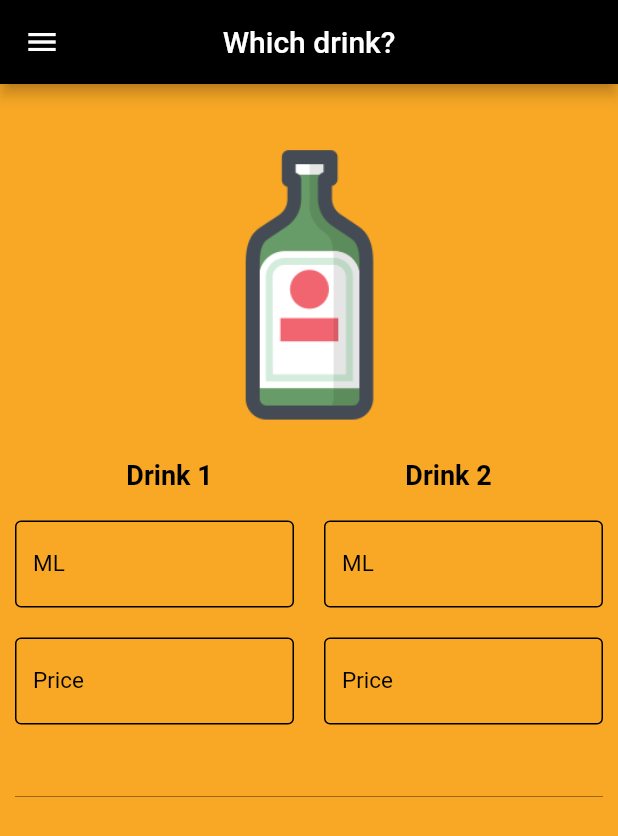
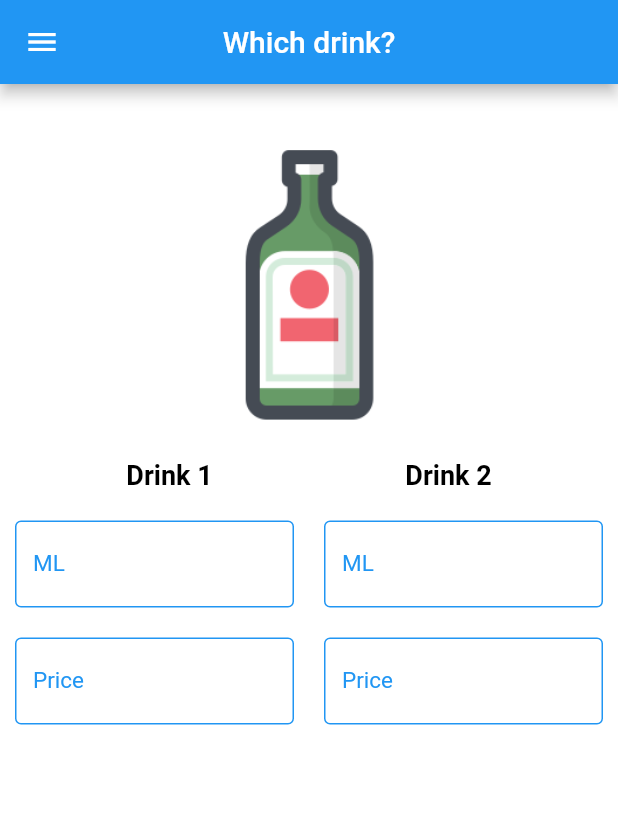
Before and after one commit to samirRibeiro77/daily_helper, a Flutter app: the screen it shows after launch, swiped to page 3, on a phone screen of 412 x 824 dp. Shown: the top 836 px of the screen. Run offline on Flutter 3.47's test engine with Material 2 defaults, Android fonts, the phone set to English and light mode, and no system bars.

Commit message:
UI Changes.
Colors for which app.

```diff
--- a/lang/en.json
+++ b/lang/en.json
@@ -1,6 +1,7 @@
 {
   "app_name": "Daily Helper",
   "home": "Home",
+  "choose": "Choose:",
   "which_fuel": "Which fuel?",
   "alcohol": "Alcohol",
   "gasoline": "Gasoline",
--- a/lang/pt.json
+++ b/lang/pt.json
@@ -1,6 +1,7 @@
 {
   "app_name": "Dia a dia",
   "home": "Pagina Inicial",
+  "choose": "Escolha:",
   "which_fuel": "Qual combustivel?",
   "alcohol": "Alcool",
   "gasoline": "Gasolina",
--- a/lib/apps/currency_converter/ui/currency_converter.dart
+++ b/lib/apps/currency_converter/ui/currency_converter.dart
@@ -1,3 +1,4 @@
+import 'package:daily_helper/apps/currency_converter/ui/currency_converter_colors.dart';
 import 'package:flutter/material.dart';
 import 'currency_converter_home.dart';
 
@@ -5,7 +6,7 @@ class CurrencyConverter extends StatelessWidget {
   @override
   Widget build(BuildContext context) {
     return Container(
-      color: Colors.black,
+      color: CurrencyConverterColors.BACKGROUND_COLOR,
       child: CurrencyConverterHome(),
     );
   }
--- /dev/null
+++ b/lib/apps/currency_converter/ui/currency_converter_colors.dart
@@ -0,0 +1,7 @@
+import 'package:flutter/material.dart';
+
+class CurrencyConverterColors {
+  static const Color PRIMARY_COLOR = Colors.amber;
+  static const Color BACKGROUND_COLOR = Colors.black;
+  static const Color TEXT_COLOR = Colors.white;
+}
--- a/lib/apps/which_drink/ui/which_drink.dart
+++ b/lib/apps/which_drink/ui/which_drink.dart
@@ -1,3 +1,4 @@
+import 'package:daily_helper/apps/which_drink/ui/which_drink_colors.dart';
 import 'package:daily_helper/apps/which_drink/ui/which_drink_home.dart';
 import 'package:flutter/material.dart';
 
@@ -5,7 +6,7 @@ class WhichDrink extends StatelessWidget {
   @override
   Widget build(BuildContext context) {
     return Container(
-      color: Colors.yellow[800],
+      color: WhichDrinkColors.BACKGROUND_COLOR,
       child: WhichDrinkHome(),
     );
   }
--- /dev/null
+++ b/lib/apps/which_drink/ui/which_drink_colors.dart
@@ -0,0 +1,7 @@
+import 'package:flutter/material.dart';
+
+class WhichDrinkColors {
+  static const Color PRIMARY_COLOR = Colors.blue;
+  static const Color BACKGROUND_COLOR = Colors.white;
+  static const Color TEXT_COLOR = Colors.black;
+}
--- a/lib/apps/which_drink/ui/which_drink_home.dart
+++ b/lib/apps/which_drink/ui/which_drink_home.dart
@@ -1,4 +1,5 @@
 import 'package:daily_helper/apps/which_drink/core/which_drink_answer.dart';
+import 'package:daily_helper/apps/which_drink/ui/which_drink_colors.dart';
 import 'package:daily_helper/util/string_key.dart';
 import 'package:flutter/material.dart';
 
@@ -10,21 +11,24 @@ class WhichDrinkHome extends StatefulWidget {
 }
 
 class _WhichDrinkHomeState extends State<WhichDrinkHome> {
-  @override
-  Widget build(BuildContext context) {
   final _d1MeasureController = TextEditingController();
   final _d1PriceController = TextEditingController();
   final _d2MeasureController = TextEditingController();
   final _d2PriceController = TextEditingController();
-    final _whichDrinkController = TextEditingController();
+  String choose = "";
 
   void _valuesChange() {
+    setState(() {
+      choose = _checkDrink();
+    });
+  }
+
+  String _checkDrink() {
     if(_d1MeasureController.text.isEmpty
     |_d1PriceController.text.isEmpty
     |_d2MeasureController.text.isEmpty
     |_d2PriceController.text.isEmpty) {
-          _whichDrinkController.text = "";
-          return;
+      return "";
     }
 
     var d1MeasureValue = double.parse(_d1MeasureController.value.text.replaceAll(',', '.'));
@@ -39,9 +43,11 @@ class _WhichDrinkHomeState extends State<WhichDrinkHome> {
         D2Qtd: d2MeasureValue
     );
 
-      _whichDrinkController.text = answer.result(context);
+    return "${AppLocalizations.of(context).translate(StringKey.CHOOSE)} ${answer.result(context)}";
   }
 
+  @override
+  Widget build(BuildContext context) {
     return ListView(
       padding: EdgeInsets.all(10.0),
       children: <Widget>[
@@ -59,14 +65,20 @@ class _WhichDrinkHomeState extends State<WhichDrinkHome> {
             Flexible(
               child: Text(
                 AppLocalizations.of(context).translate(StringKey.DRINK_1),
-                style: TextStyle(fontSize: 18.0, fontWeight: FontWeight.bold, color: Colors.black),
+                style: TextStyle(
+                    fontSize: 18.0,
+                    fontWeight: FontWeight.bold,
+                    color: WhichDrinkColors.TEXT_COLOR),
               ),
             ),
             SizedBox(child: Container(width: 20.0)),
             Flexible(
               child: Text(
                 AppLocalizations.of(context).translate(StringKey.DRINK_2),
-                style: TextStyle(fontSize: 18.0, fontWeight: FontWeight.bold, color: Colors.black),
+                style: TextStyle(
+                    fontSize: 18.0,
+                    fontWeight: FontWeight.bold,
+                    color: WhichDrinkColors.TEXT_COLOR),
               ),
             ),
             SizedBox(child: Container(width: 20.0))
@@ -78,34 +90,34 @@ class _WhichDrinkHomeState extends State<WhichDrinkHome> {
           children: <Widget>[
             Flexible(
               child: TextField(
-                style: TextStyle(color: Colors.black, fontSize: 15.0),
+                style: TextStyle(color: WhichDrinkColors.TEXT_COLOR, fontSize: 15.0),
                 controller: _d1MeasureController,
                 keyboardType: TextInputType.numberWithOptions(decimal: true),
                 onChanged: (value){ _valuesChange(); },
                 decoration: InputDecoration(
                     labelText: AppLocalizations.of(context).translate(StringKey.DRINK_MEASURE),
-                    labelStyle: TextStyle(color: Colors.black),
+                    labelStyle: TextStyle(color: WhichDrinkColors.PRIMARY_COLOR),
                     focusedBorder:
-                    OutlineInputBorder(borderSide: BorderSide(color: Colors.black)),
+                    OutlineInputBorder(borderSide: BorderSide(color: WhichDrinkColors.PRIMARY_COLOR)),
                     enabledBorder:
-                    OutlineInputBorder(borderSide: BorderSide(color: Colors.black))
+                    OutlineInputBorder(borderSide: BorderSide(color: WhichDrinkColors.PRIMARY_COLOR))
                 ),
               ),
             ),
             SizedBox(child: Container(width: 20.0)),
             Flexible(
               child: TextField(
-                  style: TextStyle(color: Colors.black, fontSize: 15.0),
+                  style: TextStyle(color: WhichDrinkColors.TEXT_COLOR, fontSize: 15.0),
                   controller: _d2MeasureController,
                   keyboardType: TextInputType.numberWithOptions(decimal: true),
                   onChanged: (value){ _valuesChange(); },
                   decoration: InputDecoration(
                       labelText: AppLocalizations.of(context).translate(StringKey.DRINK_MEASURE),
-                      labelStyle: TextStyle(color: Colors.black),
+                      labelStyle: TextStyle(color: WhichDrinkColors.PRIMARY_COLOR),
                       focusedBorder:
-                      OutlineInputBorder(borderSide: BorderSide(color: Colors.black)),
+                      OutlineInputBorder(borderSide: BorderSide(color: WhichDrinkColors.PRIMARY_COLOR)),
                       enabledBorder:
-                      OutlineInputBorder(borderSide: BorderSide(color: Colors.black))
+                      OutlineInputBorder(borderSide: BorderSide(color: WhichDrinkColors.PRIMARY_COLOR))
                   )
               ),
             )
@@ -117,44 +129,47 @@ class _WhichDrinkHomeState extends State<WhichDrinkHome> {
           children: <Widget>[
             Flexible(
               child: TextField(
-                style: TextStyle(color: Colors.black, fontSize: 15.0),
+                style: TextStyle(color: WhichDrinkColors.TEXT_COLOR, fontSize: 15.0),
                 controller: _d1PriceController,
                 keyboardType: TextInputType.numberWithOptions(decimal: true),
                 onChanged: (value){ _valuesChange(); },
                 decoration: InputDecoration(
                     labelText: AppLocalizations.of(context).translate(StringKey.DRINK_PRICE),
-                    labelStyle: TextStyle(color: Colors.black),
+                    labelStyle: TextStyle(color: WhichDrinkColors.PRIMARY_COLOR),
                     focusedBorder:
-                    OutlineInputBorder(borderSide: BorderSide(color: Colors.black)),
+                    OutlineInputBorder(borderSide: BorderSide(color: WhichDrinkColors.PRIMARY_COLOR)),
                     enabledBorder:
-                    OutlineInputBorder(borderSide: BorderSide(color: Colors.black))
+                    OutlineInputBorder(borderSide: BorderSide(color: WhichDrinkColors.PRIMARY_COLOR))
                 ),
               ),
             ),
             SizedBox(child: Container(width: 20.0)),
             Flexible(
               child: TextField(
-                  style: TextStyle(color: Colors.black, fontSize: 15.0),
+                  style: TextStyle(color: WhichDrinkColors.TEXT_COLOR, fontSize: 15.0),
                   controller: _d2PriceController,
                   keyboardType: TextInputType.numberWithOptions(decimal: true),
                   onChanged: (value){ _valuesChange(); },
                   decoration: InputDecoration(
                       labelText: AppLocalizations.of(context).translate(StringKey.DRINK_PRICE),
-                      labelStyle: TextStyle(color: Colors.black),
+                      labelStyle: TextStyle(color: WhichDrinkColors.PRIMARY_COLOR),
                       focusedBorder:
-                      OutlineInputBorder(borderSide: BorderSide(color: Colors.black)),
+                      OutlineInputBorder(borderSide: BorderSide(color: WhichDrinkColors.PRIMARY_COLOR)),
                       enabledBorder:
-                      OutlineInputBorder(borderSide: BorderSide(color: Colors.black))
+                      OutlineInputBorder(borderSide: BorderSide(color: WhichDrinkColors.PRIMARY_COLOR))
                   )
               ),
             )
           ],
         ),
-        TextField(
-          enabled: false,
+        SizedBox(child: Container(height: 20.0)),
+        Text(
+          choose,
           textAlign: TextAlign.center,
-          style: TextStyle(color: Colors.black, fontSize: 20.0),
-          controller: _whichDrinkController,
+          style: TextStyle(
+            color: WhichDrinkColors.TEXT_COLOR,
+            fontSize: 22.0
+          ),
         )
       ],
     );
--- a/lib/apps/which_food/ui/which_food.dart
+++ b/lib/apps/which_food/ui/which_food.dart
@@ -1,3 +1,4 @@
+import 'package:daily_helper/apps/which_food/ui/which_food_colors.dart';
 import 'package:daily_helper/apps/which_food/ui/which_food_home.dart';
 import 'package:flutter/material.dart';
 
@@ -5,7 +6,7 @@ class WhichFood extends StatelessWidget {
   @override
   Widget build(BuildContext context) {
     return Container(
-      color: Colors.red[900],
+      color: WhichFoodColors.BACKGROUND_COLOR,
       child: WhichFoodHome(),
     );
   }
--- /dev/null
+++ b/lib/apps/which_food/ui/which_food_colors.dart
@@ -0,0 +1,8 @@
+import 'package:flutter/material.dart';
+
+class WhichFoodColors {
+  static const Color PRIMARY_COLOR = Colors.red;
+  static const Color SECONDARY_COLOR = Colors.yellow;
+  static const Color BACKGROUND_COLOR = Colors.white;
+  static const Color TEXT_COLOR = Colors.black;
+}
--- a/lib/apps/which_fuel/ui/which_fuel.dart
+++ b/lib/apps/which_fuel/ui/which_fuel.dart
@@ -1,3 +1,4 @@
+import 'package:daily_helper/apps/which_fuel/ui/which_fuel_colors.dart';
 import 'package:daily_helper/apps/which_fuel/ui/which_fuel_home.dart';
 import 'package:flutter/material.dart';
 
@@ -5,7 +6,7 @@ class WhichFuel extends StatelessWidget {
   @override
   Widget build(BuildContext context) {
     return Container(
-      color: Colors.green[900],
+      color: WhichFuelColors.BACKGROUND_COLOR,
       child: WhichFuelHome(),
     );
   }
--- /dev/null
+++ b/lib/apps/which_fuel/ui/which_fuel_colors.dart
@@ -0,0 +1,7 @@
+import 'package:flutter/material.dart';
+
+class WhichFuelColors {
+  static const Color PRIMARY_COLOR = Colors.green;
+  static const Color BACKGROUND_COLOR = Colors.white;
+  static const Color TEXT_COLOR = Colors.black;
+}
--- a/lib/main.dart
+++ b/lib/main.dart
@@ -11,7 +11,7 @@ class MyApp extends StatelessWidget {
     return MaterialApp(
       title: 'Daily Helper',
       theme: ThemeData(
-        primarySwatch: Colors.red
+        primarySwatch: Colors.indigo
       ),
       supportedLocales: [
         Locale('en', 'US'),
--- a/lib/ui/home_screen.dart
+++ b/lib/ui/home_screen.dart
@@ -1,7 +1,11 @@
 import 'package:daily_helper/apps/currency_converter/ui/currency_converter.dart';
+import 'package:daily_helper/apps/currency_converter/ui/currency_converter_colors.dart';
 import 'package:daily_helper/apps/which_drink/ui/which_drink.dart';
+import 'package:daily_helper/apps/which_drink/ui/which_drink_colors.dart';
 import 'package:daily_helper/apps/which_food/ui/which_food.dart';
+import 'package:daily_helper/apps/which_food/ui/which_food_colors.dart';
 import 'package:daily_helper/apps/which_fuel/ui/which_fuel.dart';
+import 'package:daily_helper/apps/which_fuel/ui/which_fuel_colors.dart';
 import 'package:daily_helper/ui/home_tab.dart';
 import 'package:daily_helper/ui/widget/custom_drawer.dart';
 import 'package:daily_helper/util/string_key.dart';
@@ -37,7 +41,7 @@ class _HomeScreenState extends State<HomeScreen> {
             appBar: AppBar(
               title: Text(AppLocalizations.of(context).translate(StringKey.WHICH_FUEL)),
               centerTitle: true,
-              backgroundColor: Colors.black,
+              backgroundColor: WhichFuelColors.PRIMARY_COLOR,
             ),
             body: WhichFuel()
         ),
@@ -46,7 +50,7 @@ class _HomeScreenState extends State<HomeScreen> {
             appBar: AppBar(
               title: Text(AppLocalizations.of(context).translate(StringKey.WHICH_DRINK)),
               centerTitle: true,
-              backgroundColor: Colors.black,
+              backgroundColor: WhichDrinkColors.PRIMARY_COLOR,
             ),
             body: WhichDrink()
         ),
@@ -55,7 +59,7 @@ class _HomeScreenState extends State<HomeScreen> {
             appBar: AppBar(
               title: Text(AppLocalizations.of(context).translate(StringKey.WHICH_FOOD)),
               centerTitle: true,
-              backgroundColor: Colors.black,
+              backgroundColor: WhichFoodColors.PRIMARY_COLOR,
             ),
             body: WhichFood()
         ),
@@ -64,7 +68,7 @@ class _HomeScreenState extends State<HomeScreen> {
             appBar: AppBar(
               title: Text(AppLocalizations.of(context).translate(StringKey.CURRENCY_CONVERTER)),
               centerTitle: true,
-              backgroundColor: Colors.black,
+              backgroundColor: CurrencyConverterColors.PRIMARY_COLOR,
             ),
             body: CurrencyConverter()
         )
--- a/lib/util/string_key.dart
+++ b/lib/util/string_key.dart
@@ -1,6 +1,7 @@
 class StringKey {
   static const String APP_NAME = 'app_name';
   static const String HOME = 'home';
+  static const String CHOOSE = 'choose';
   static const String WHICH_FUEL = 'which_fuel';
   static const String ALCOHOL = 'alcohol';
   static const String GASOLINE = 'gasoline';
```
Also changed, not shown: lib/apps/currency_converter/ui/widget/currency_converter_textfield.dart (+5 -4 lines), lib/apps/which_food/ui/which_food_home.dart (+43 -28 lines), lib/apps/which_fuel/ui/which_fuel_home.dart (+27 -18 lines). Lines whose indentation alone changed are shown as unchanged.
